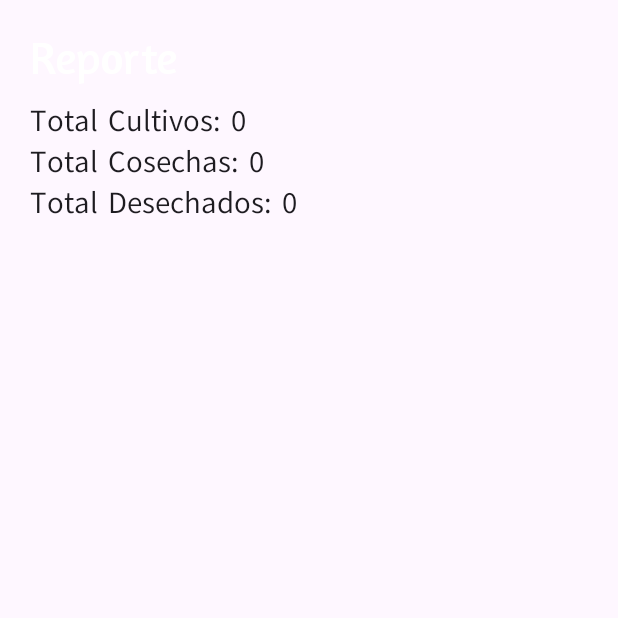
After one commit to unmsm-jcrs/dsm-agrolink, an Android app built with Jetpack Compose: the composable ReporteScreen called with empty values, on a phone screen of 412 x 824 dp, the top half of it. The commit adds this screen. Run offline under Robolectric (Android 15) with nearby library versions, the phone set to English and light mode, and no system bars; our stand-ins replace livedata-compose.

```diff
--- a/AgroLink/app/src/main/java/com/unmsm/agrolink/MainActivity.kt
+++ b/AgroLink/app/src/main/java/com/unmsm/agrolink/MainActivity.kt
@@ -30,6 +30,7 @@ import androidx.compose.foundation.layout.fillMaxSize
 import androidx.compose.foundation.layout.Column
 import androidx.compose.ui.Alignment
 import com.unmsm.agrolink.api.WeatherApiHelper
+import com.unmsm.agrolink.factory.ReporteViewModelFactory
 
 class MainActivity : ComponentActivity() {
     @RequiresApi(Build.VERSION_CODES.O)
@@ -99,6 +100,9 @@ fun AgroLinkApp(
                     LogoutScreen(
                         onLogout = {
                             restartApp(navController) // Reinicia la aplicación
+                        },
+                        onReporte = {
+                            navController.navigate("reporte")
                         }
                     )
                 }
@@ -136,6 +140,12 @@ fun AgroLinkApp(
                         cultivoViewModel = viewModel(factory = CultivoViewModelFactory(LocalContext.current.applicationContext as Application))
                     )
                 }
+                composable("reporte") {
+                    ReporteScreen(
+                        idUsuario = userId!!,
+                        reporteViewModel = viewModel(factory = ReporteViewModelFactory(LocalContext.current.applicationContext as Application))
+                    )
+                }
                 composable("clima") {
                     ClimaScreen(fetchWeatherData = { WeatherApiHelper.fetchWeatherData() })
                 }
@@ -170,7 +180,10 @@ fun ClimaScreen() {
 }
 
 @Composable
-fun LogoutScreen(onLogout: () -> Unit) {
+fun LogoutScreen(
+    onLogout: () -> Unit,
+    onReporte: () -> Unit
+) {
     Box(
         modifier = Modifier.fillMaxSize(),
         contentAlignment = Alignment.Center
@@ -180,9 +193,13 @@ fun LogoutScreen(onLogout: () -> Unit) {
             Button(onClick = onLogout) {
                 Text(text = "Salir")
             }
+            Button(onClick = onReporte) {
+                Text(text = "Reporte")
+            }
         }
     }
 }
+
 
 // Función para reiniciar la aplicación
 fun restartApp(navController: NavHostController) {
--- /dev/null
+++ b/AgroLink/app/src/main/java/com/unmsm/agrolink/factory/ReporteViewModelFactory.kt
@@ -0,0 +1,16 @@
+package com.unmsm.agrolink.factory
+
+import android.app.Application
+import androidx.lifecycle.ViewModel
+import androidx.lifecycle.ViewModelProvider
+import com.unmsm.agrolink.viewmodel.ReporteViewModel
+
+class ReporteViewModelFactory(private val application: Application) : ViewModelProvider.AndroidViewModelFactory(application) {
+    override fun <T : ViewModel> create(modelClass: Class<T>): T {
+        if (modelClass.isAssignableFrom(ReporteViewModel::class.java)) {
+            @Suppress("UNCHECKED_CAST")
+            return ReporteViewModel(application) as T
+        }
+        throw IllegalArgumentException("Unknown ViewModel class")
+    }
+}
--- /dev/null
+++ b/AgroLink/app/src/main/java/com/unmsm/agrolink/ui/ReporteScreen.kt
@@ -0,0 +1,58 @@
+package com.unmsm.agrolink.ui
+
+import android.app.Application
+import androidx.compose.foundation.layout.Column
+import androidx.compose.foundation.layout.Spacer
+import androidx.compose.foundation.layout.fillMaxSize
+import androidx.compose.foundation.layout.height
+import androidx.compose.foundation.layout.padding
+import androidx.compose.material3.MaterialTheme
+import androidx.compose.material3.Scaffold
+import androidx.compose.material3.Text
+import androidx.compose.runtime.Composable
+import androidx.compose.runtime.getValue
+import androidx.compose.runtime.livedata.observeAsState
+import androidx.compose.ui.Modifier
+import androidx.compose.ui.platform.LocalContext
+import androidx.compose.ui.unit.dp
+import androidx.lifecycle.ViewModel
+import androidx.lifecycle.viewmodel.compose.viewModel
+import com.unmsm.agrolink.factory.ReporteViewModelFactory
+import com.unmsm.agrolink.viewmodel.ReporteViewModel
+
+@Composable
+fun ReporteScreen(
+    idUsuario: Int,
+    reporteViewModel: ReporteViewModel = viewModel(factory = ReporteViewModelFactory(LocalContext.current.applicationContext as Application))
+) {
+
+
+    reporteViewModel.fetchTotalCultivos(idUsuario)
+    reporteViewModel.fetchTotalCosechas(idUsuario)
+    reporteViewModel.fetchTotalDesechados(idUsuario)
+
+    // Observa el LiveData con observeAsState, con un valor inicial predeterminado (0)
+    val totalCultivos by reporteViewModel.totalCultivos.observeAsState(initial = 0)
+    val totalCosechas by reporteViewModel.totalCosechas.observeAsState(initial = 0)
+    val totalDesechados by reporteViewModel.totalDesechados.observeAsState(initial = 0)
+
+    Scaffold { padding ->
+        Column(
+            modifier = Modifier
+                .fillMaxSize()
+                .padding(20.dp)
+        ) {
+            Text(
+                text = "Reporte",
+                style = MaterialTheme.typography.titleMedium,
+                color = MaterialTheme.colorScheme.onSecondary,
+                modifier = Modifier
+            )
+            Spacer(modifier = Modifier.height(10.dp))
+
+            Text(text = "Total Cultivos: ${totalCultivos}")
+            Text(text = "Total Cosechas: ${totalCosechas}")
+            Text(text = "Total Desechados: ${totalDesechados}")
+        }
+    }
+}
--- /dev/null
+++ b/AgroLink/app/src/main/java/com/unmsm/agrolink/viewmodel/ReporteViewModel.kt
@@ -0,0 +1,44 @@
+package com.unmsm.agrolink.viewmodel
+
+import android.app.Application
+import androidx.lifecycle.AndroidViewModel
+import androidx.lifecycle.LiveData
+import androidx.lifecycle.MutableLiveData
+import androidx.lifecycle.liveData
+import com.unmsm.agrolink.data.DatabaseHelper
+
+class ReporteViewModel(application: Application) : AndroidViewModel(application) {
+
+
+
+    private val databaseHelper = DatabaseHelper(application)
+
+    private val _totalCultivos = MutableLiveData<Int>()
+    val totalCultivos: LiveData<Int> get() = _totalCultivos
+
+    private val _totalCosechas = MutableLiveData<Int>()
+    val totalCosechas: LiveData<Int> get() = _totalCosechas
+
+    private val _totalDesechados = MutableLiveData<Int>()
+    val totalDesechados: LiveData<Int> get() = _totalDesechados
+
+
+
+    fun fetchTotalCultivos(idUsuario: Int) {
+        val cultivos = databaseHelper.getCultivosPorUsuario(idUsuario)
+        val total = cultivos.filter { it.estado == 8 }  // estado != 1 -> "sin cosecha"
+        _totalCultivos.postValue(total.size)
+    }
+
+    fun fetchTotalCosechas(idUsuario: Int) {
+        val cultivos = databaseHelper.getCultivosPorUsuario(idUsuario)
+        val total = cultivos.filter { it.estado == 1 }  // estado == 1 -> "cosechado"
+        _totalCosechas.postValue(total.size)
+    }
+
+    fun fetchTotalDesechados(idUsuario: Int) {
+        val cultivos = databaseHelper.getCultivosPorUsuario(idUsuario)
+        val total = cultivos.filter { it.estado == 2 }  // estado == 2 -> "desechado"
+        _totalDesechados.postValue(total.size)
+    }
+}
```
